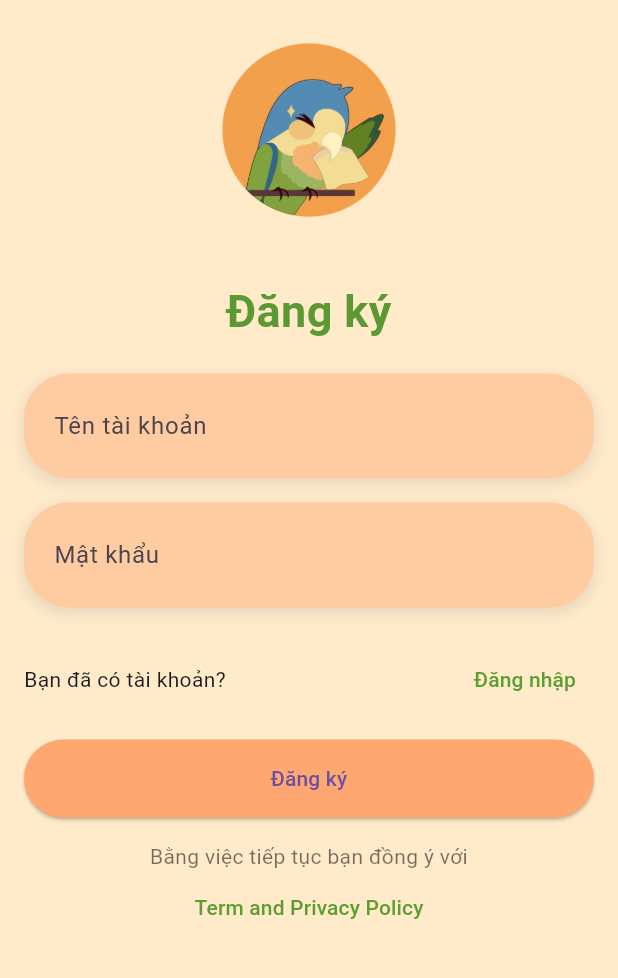
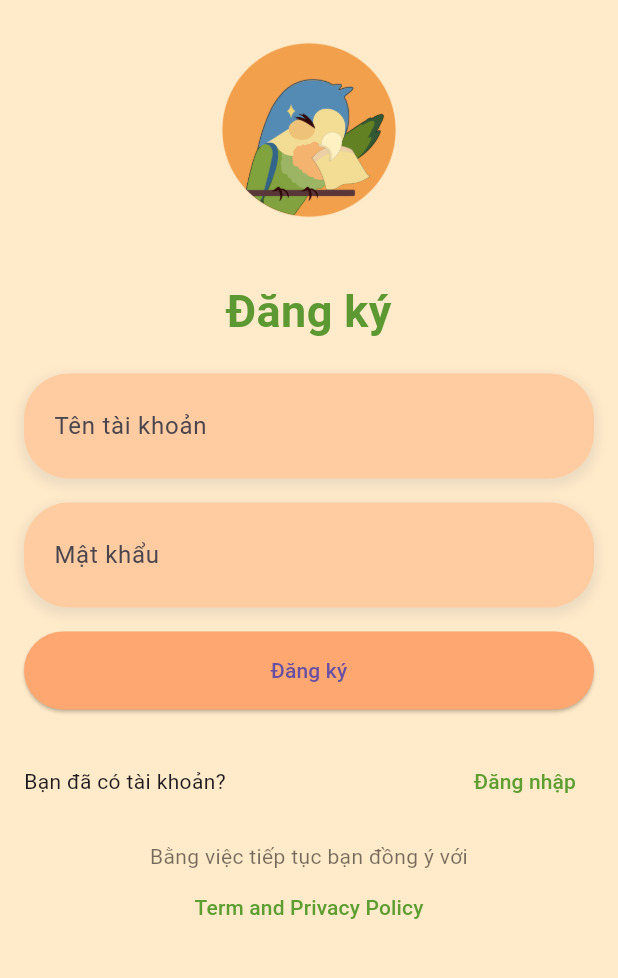
Before and after one commit to DucNguyen2807/Opal_Project_FE, a Flutter app: the screen it shows after launch, after a tap on "Đăng kí!", on a phone screen of 412 x 824 dp, the part 198-1176 px from its top. Run offline on Flutter 3.47's test engine with Material 3 defaults, Android fonts, the phone set to English and light mode, and no system bars; our stand-ins replace flutter_countdown_timer, table_calendar; network calls fail.

Commit message:
[feat] fetch api login+register

```diff
--- a/lib/main.dart
+++ b/lib/main.dart
@@ -1,9 +1,23 @@
+import 'dart:io';
 import 'package:flutter/material.dart';
 import 'package:provider/provider.dart';
 import 'package:opal_project/ui/landing/landing.dart';
 import 'package:opal_project/ui/theme-provider/theme.dart';
 
-void main() => runApp(const OpalApp());
+// Custom HttpOverrides to bypass SSL certificate validation
+class MyHttpOverrides extends HttpOverrides {
+  @override
+  HttpClient createHttpClient(SecurityContext? context) {
+    return super.createHttpClient(context)
+      ..badCertificateCallback = (X509Certificate cert, String host, int port) => true;
+  }
+}
+
+// Set global HttpOverrides
+void main() {
+  HttpOverrides.global = MyHttpOverrides();
+  runApp(const OpalApp());
+}
 
 class OpalApp extends StatelessWidget {
   const OpalApp({Key? key}) : super(key: key);
--- /dev/null
+++ b/lib/services/Config/config.dart
@@ -0,0 +1,6 @@
+class Config {
+  static const String baseUrl = 'https://10.0.2.2:7203/api/';
+  // Add endpoints here
+  static const String loginEndpoint = 'User/login';
+  static const String registerEndpoint = 'User/register';
+}
--- a/lib/ui/sign-in/register.dart
+++ b/lib/ui/sign-in/register.dart
@@ -1,13 +1,66 @@
 import 'package:flutter/material.dart';
 import 'package:opal_project/ui/sign-in/login.dart';
+import '../../services/UserService/AuthService.dart';
 
-class OpalRegisterScreen extends StatelessWidget {
+class OpalRegisterScreen extends StatefulWidget {
   const OpalRegisterScreen({super.key});
+
+  @override
+  State<OpalRegisterScreen> createState() => _OpalRegisterScreenState();
+}
+
+class _OpalRegisterScreenState extends State<OpalRegisterScreen> {
+  final TextEditingController _usernameController = TextEditingController();
+  final TextEditingController _passwordController = TextEditingController();
+  final AuthService _authService = AuthService();
+
+  bool _isLoading = false;
+  String? _errorMessage;
+
+  Future<void> _register() async {
+    setState(() {
+      _isLoading = true;
+      _errorMessage = null;
+    });
+
+    try {
+      final response = await _authService.register(
+        _usernameController.text,
+        _passwordController.text,
+      );
+
+      print('Response Status: ${response['status']}');
+      print('Response Message: ${response['message']}');
+
+      if (response['status'] == 'success') {
+        print('Navigating to login screen...');
+        Navigator.push(
+          context,
+          MaterialPageRoute(builder: (context) => const OpalLoginScreen()),
+        );
+      } else {
+        setState(() {
+          _errorMessage = response['message'] ?? 'Đăng ký thất bại!';
+        });
+      }
+    } catch (e, stackTrace) {
+      print('Registration error: $e');
+      print('Stack trace: $stackTrace');
+      setState(() {
+        _errorMessage = 'Đã có lỗi xảy ra. Vui lòng thử lại.';
+      });
+    } finally {
+      setState(() {
+        _isLoading = false;
+      });
+    }
+  }
+
 
   @override
   Widget build(BuildContext context) {
     return Scaffold(
-      backgroundColor: const Color(0xFFFFEAC9), // Màu nền
+      backgroundColor: const Color(0xFFFFEAC9),
       body: SafeArea(
         child: SingleChildScrollView(
           child: Container(
@@ -26,7 +79,6 @@ class OpalRegisterScreen extends StatelessWidget {
                     ),
                   ),
                 ),
-                // Hình ảnh
                 Align(
                   alignment: Alignment.topCenter,
                   child: Image.asset(
@@ -47,10 +99,38 @@ class OpalRegisterScreen extends StatelessWidget {
                   textAlign: TextAlign.center,
                 ),
                 const SizedBox(height: 20),
-                _buildTextField('Tên tài khoản'),
+                _buildTextField('Tên tài khoản', _usernameController),
                 const SizedBox(height: 16),
-                _buildTextField('Mật khẩu', obscureText: true),
+                _buildTextField('Mật khẩu', _passwordController, obscureText: true),
                 const SizedBox(height: 16),
+
+                if (_errorMessage != null)
+                  Padding(
+                    padding: const EdgeInsets.only(bottom: 16.0),
+                    child: Text(
+                      _errorMessage!,
+                      style: const TextStyle(color: Colors.red),
+                      textAlign: TextAlign.center,
+                    ),
+                  ),
+
+                ElevatedButton(
+                  onPressed: _isLoading ? null : _register,
+                  child: _isLoading
+                      ? const CircularProgressIndicator(
+                    valueColor: AlwaysStoppedAnimation<Color>(Colors.white),
+                  )
+                      : const Text('Đăng ký'),
+                  style: ElevatedButton.styleFrom(
+                    backgroundColor: const Color(0xFFFFA770),
+                    padding: const EdgeInsets.symmetric(vertical: 16.0),
+                    shape: RoundedRectangleBorder(
+                      borderRadius: BorderRadius.circular(30),
+                    ),
+                  ),
+                ),
+                const SizedBox(height: 16),
+
                 Padding(
                   padding: const EdgeInsets.only(top: 8.0),
                   child: Row(
@@ -73,20 +153,6 @@ class OpalRegisterScreen extends StatelessWidget {
                   ),
                 ),
                 const SizedBox(height: 16),
-                ElevatedButton(
-                  onPressed: () {
-                    // Xử lý đăng ký
-                  },
-                  child: const Text('Đăng ký'),
-                  style: ElevatedButton.styleFrom(
-                    backgroundColor: const Color(0xFFFFA770),
-                    padding: const EdgeInsets.symmetric(vertical: 16.0),
-                    shape: RoundedRectangleBorder(
-                      borderRadius: BorderRadius.circular(30),
-                    ),
-                  ),
-                ),
-                const SizedBox(height: 16),
                 const Text(
                   'Bằng việc tiếp tục bạn đồng ý với',
                   textAlign: TextAlign.center,
@@ -98,7 +164,7 @@ class OpalRegisterScreen extends StatelessWidget {
                   },
                   child: const Text('Term and Privacy Policy'),
                   style: TextButton.styleFrom(
-                    foregroundColor: Color(0xFF5C9E31),
+                    foregroundColor: const Color(0xFF5C9E31),
                   ),
                 ),
               ],
@@ -109,7 +175,7 @@ class OpalRegisterScreen extends StatelessWidget {
     );
   }
 
-  Widget _buildTextField(String label, {bool obscureText = false}) {
+  Widget _buildTextField(String label, TextEditingController controller, {bool obscureText = false}) {
     return Container(
       decoration: BoxDecoration(
         color: const Color(0xFFFFCBA0),
@@ -124,6 +190,7 @@ class OpalRegisterScreen extends StatelessWidget {
         ],
       ),
       child: TextField(
+        controller: controller,
         obscureText: obscureText,
         decoration: InputDecoration(
           labelText: label,
```
Also changed, not shown: lib/services/Config/BaseApiService.dart (added, +32 -0 lines), lib/services/UserService/AuthService.dart (added, +21 -0 lines), lib/ui/sign-in/login.dart (+42 -18 lines).
